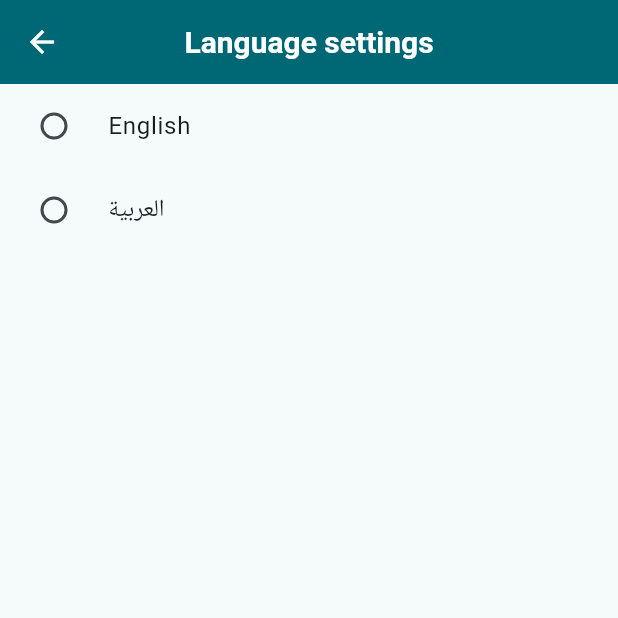
After one commit to Almouhannad/SightMate-Mobile-Application, a Flutter app: the LanguageSettings screen opened by its route, on a phone screen of 412 x 824 dp, the top half of it. The commit adds this screen. Run offline on Flutter 3.47's test engine with Material 3 defaults, Android fonts, the phone set to English and light mode, and no system bars; our stand-ins replace get_it, shared_preferences; accounts and stored records are empty.

Commit message:
Add and route language settings widget

```diff
--- a/lib/app/routes.dart
+++ b/lib/app/routes.dart
@@ -1,4 +1,5 @@
 import 'package:flutter/material.dart';
+import 'package:sight_mate/modules/shared/i18n/i18n.dart';
 import 'package:sight_mate/modules/shared/theme/theme.dart';
 
 Route<dynamic>? onGenerateRoute(RouteSettings settings) {
@@ -8,6 +9,11 @@ Route<dynamic>? onGenerateRoute(RouteSettings settings) {
         builder: (_) => const ThemeSettings(),
         settings: settings,
       );
+    case LanguageSettingsRoute.name:
+      return MaterialPageRoute(
+        builder: (_) => const LanguageSettings(),
+        settings: settings,
+      );
     default:
       return null;
   }
--- /dev/null
+++ b/lib/modules/shared/i18n/presentation/language_settings.dart
@@ -0,0 +1,46 @@
+import 'package:flutter/material.dart';
+import 'package:provider/provider.dart';
+import 'package:sight_mate/modules/shared/i18n/i18n.dart';
+
+/// Widget to select language/locale
+class LanguageSettings extends StatelessWidget {
+  const LanguageSettings({super.key});
+
+  @override
+  Widget build(BuildContext context) {
+    final notifier = context.watch<I18nNotifier>();
+    return Scaffold(
+      appBar: AppBar(title: Text(L10n.current.languageSettings)),
+      body:
+          notifier.initialized
+              ? ListView(
+                children:
+                    notifier.supportedLocales.map((locale) {
+                      return RadioListTile<Locale>(
+                        title: Text(_localeLabel(locale)),
+                        value: locale,
+                        groupValue: notifier.locale,
+                        onChanged: (newLocale) {
+                          if (newLocale != null) {
+                            notifier.updateLocale(newLocale);
+                          }
+                        },
+                      );
+                    }).toList(),
+              )
+              : const Center(child: CircularProgressIndicator()),
+    );
+  }
+
+  String _localeLabel(Locale locale) {
+    // You can expand this for more locales or use a localization map
+    switch (locale.languageCode) {
+      case 'en':
+        return 'English';
+      case 'ar':
+        return 'العربية';
+      default:
+        return locale.toString();
+    }
+  }
+}
--- /dev/null
+++ b/lib/modules/shared/i18n/presentation/language_settings_route.dart
@@ -0,0 +1,3 @@
+class LanguageSettingsRoute {
+  static const String name = '/settings/language';
+}
```
